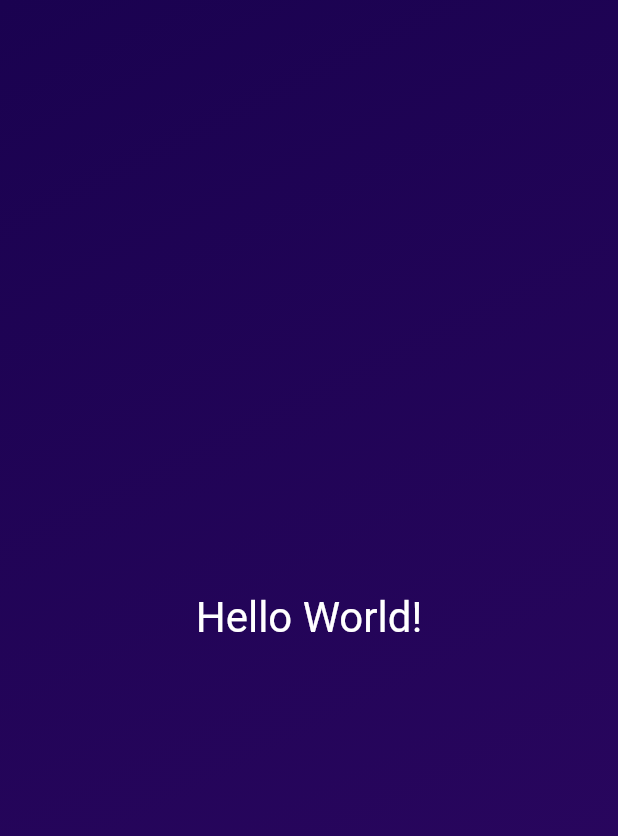
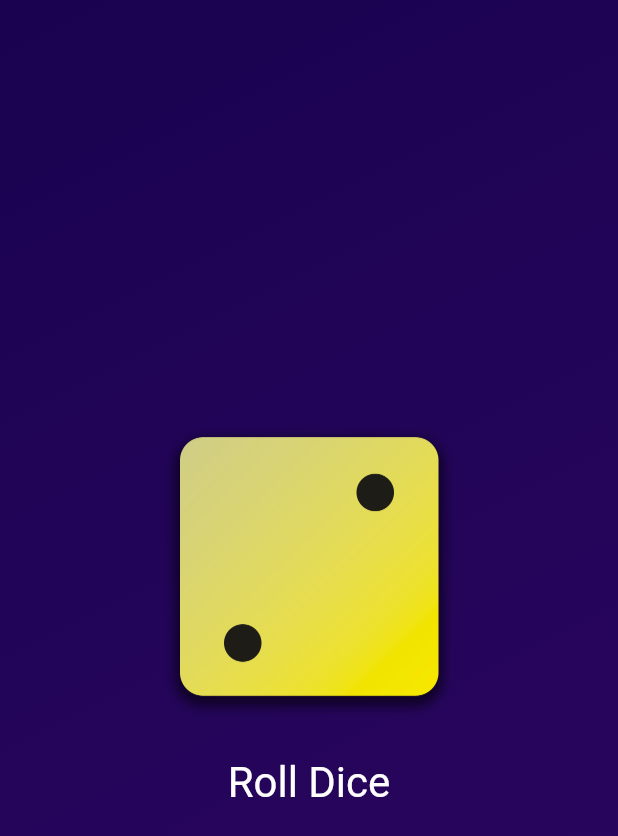
Before and after one commit to Dipeshhaldar/dice-rolling-android-application, a Flutter app: the screen it shows after launch, on a phone screen of 412 x 824 dp. Shown: the top 836 px of the screen. Run offline on Flutter 3.47's test engine with Material 2 defaults, Android fonts, the phone set to English and light mode, and no system bars.

Commit message:
Dice Rolling Android Application

```diff
--- /dev/null
+++ b/lib/dice_roller.dart
@@ -0,0 +1,45 @@
+import 'dart:math';
+
+import 'package:flutter/material.dart';
+
+final randomizer = Random();
+
+class DiceRoller extends StatefulWidget {
+  const DiceRoller({super.key});
+
+  @override
+  State<DiceRoller> createState() {
+    return _DiceRollerState();
+  }
+}
+
+class _DiceRollerState extends State<DiceRoller> {
+  var currentDiceRoll = 2;
+
+  void rollDice() {
+    setState(() {
+      currentDiceRoll = randomizer.nextInt(6) + 1;
+    });
+  }
+
+  @override
+  Widget build(context) {
+    return Column(
+      mainAxisSize: MainAxisSize.min,
+      children: [
+        Image.asset(
+          'assets/images/dice-$currentDiceRoll.png',
+          width: 200,
+        ),
+        const SizedBox(height: 20),
+        TextButton(
+            onPressed: rollDice,
+            style: TextButton.styleFrom(
+                // padding: const EdgeInsets.only(top: 20),
+                foregroundColor: Colors.white,
+                textStyle: const TextStyle(fontSize: 28)),
+            child: const Text('Roll Dice'))
+      ],
+    );
+  }
+}
--- /dev/null
+++ b/lib/gradient_color.dart
@@ -0,0 +1,32 @@
+import 'package:flutter/material.dart';
+
+import 'package:first_app/dice_roller.dart';
+
+const startAlignment = Alignment.topLeft;
+const endAlignment = Alignment.bottomRight;
+
+class GradientContainer extends StatelessWidget {
+  const GradientContainer(this.color1, this.color2, {super.key});
+
+  final Color color1;
+  final Color color2;
+
+  @override
+  Widget build(context) {
+    return Container(
+      decoration: BoxDecoration(
+        gradient: LinearGradient(
+          colors: [
+            color1,
+            color2,
+          ],
+          begin: startAlignment,
+          end: endAlignment,
+        ),
+      ),
+      child: const Center(
+        child: DiceRoller(),
+      ),
+    );
+  }
+}
--- a/lib/main.dart
+++ b/lib/main.dart
@@ -1,38 +1,14 @@
 import 'package:flutter/material.dart';
+
+import 'package:first_app/gradient_color.dart';
 
 void main() {
   runApp(
-    MaterialApp(
+    const MaterialApp(
       home: Scaffold(
-        body: GradientContainer(),
+        body: GradientContainer(
+            Color.fromARGB(255, 26, 2, 80), Color.fromARGB(255, 45, 7, 98)),
       ),
     ),
   );
 }
-
-class GradientContainer extends StatelessWidget {
-  @override
-  Widget build(context) {
-    return Container(
-      decoration: const BoxDecoration(
-        gradient: LinearGradient(
-          colors: [
-            Color.fromARGB(255, 26, 2, 80),
-            Color.fromARGB(255, 45, 7, 98),
-          ],
-          begin: Alignment.topLeft,
-          end: Alignment.bottomRight,
-        ),
-      ),
-      child: const Center(
-        child: Text(
-          'Hello World!',
-          style: TextStyle(
-            color: Colors.white,
-            fontSize: 28,
-          ),
-        ),
-      ),
-    );
-  }
-}
--- /dev/null
+++ b/lib/styled_text.dart
@@ -0,0 +1,18 @@
+import 'package:flutter/material.dart';
+
+class StyledText extends StatelessWidget {
+  const StyledText(this.text, {super.key});
+
+  final String text;
+
+  @override
+  Widget build(context) {
+    return Text(
+      text,
+      style: const TextStyle(
+        color: Colors.white,
+        fontSize: 28,
+      ),
+    );
+  }
+}
```
Also changed, not shown: pubspec.yaml (+9 -7 lines), assets/images/dice-1.png (added), assets/images/dice-2.png (added), assets/images/dice-3.png (added), assets/images/dice-4.png (added), assets/images/dice-5.png (added), assets/images/dice-6.png (added).
